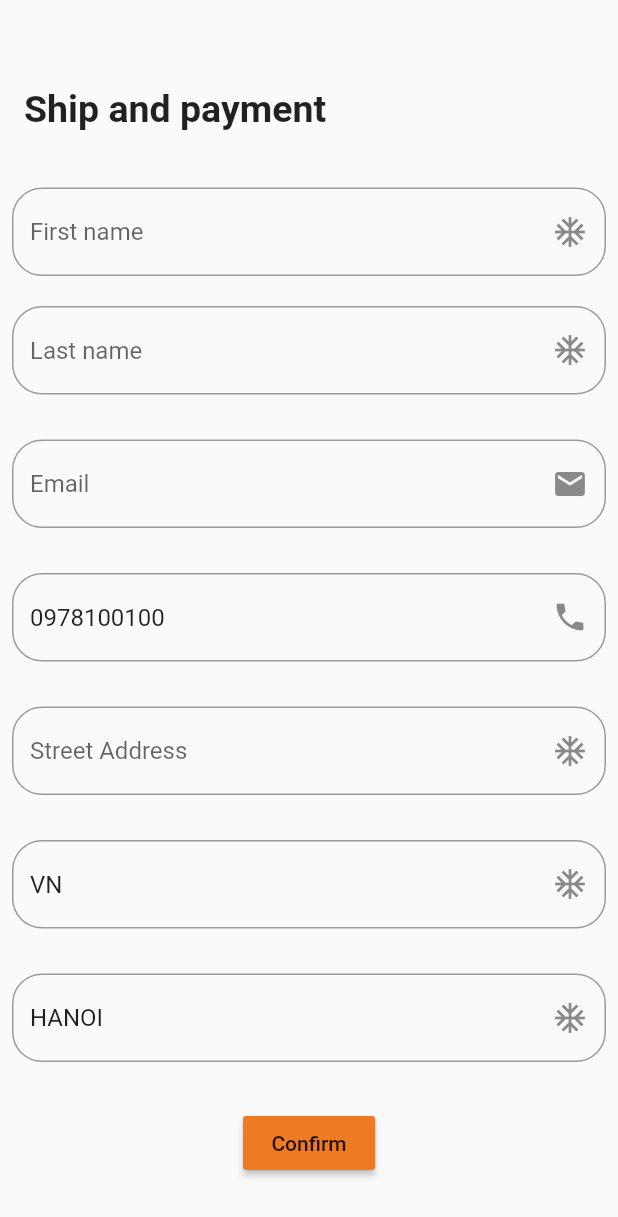
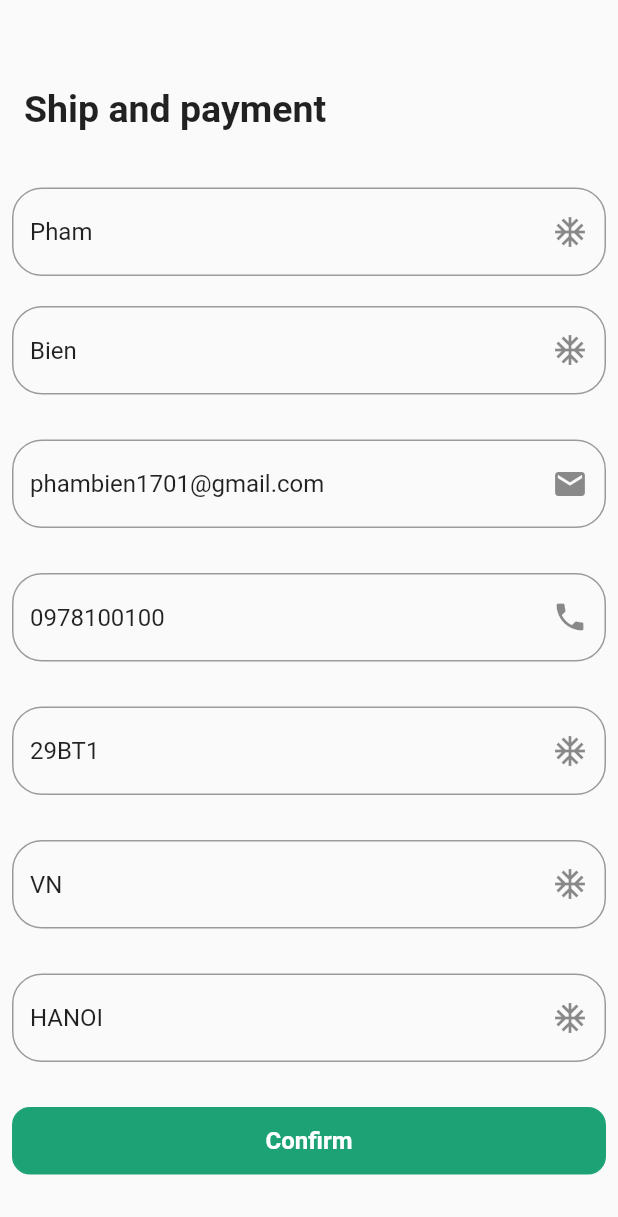
Before and after one commit to kakaphamno1/demo-ecommerce-mage, a Flutter app: the OrderConfirmPage screen opened directly, on a phone screen of 412 x 824 dp. Shown: the top 1217 px of the screen. Run offline on Flutter 3.47's test engine with Material 2 defaults, Android fonts, the phone set to English and light mode, and no system bars; our stand-ins replace cached_network_image, flutter_html, flutter_rating_bar, flutter_svg, flutter_swiper, like_button and 2 more; accounts and stored records are empty; network calls fail.

```diff
--- a/lib/configurations/clientConfig.dart
+++ b/lib/configurations/clientConfig.dart
@@ -3,7 +3,7 @@ import 'package:magento2_app/models/store.dart';
 class ClientConfigs {
   // Re-check if it can be assigned a new value as a global var
   static String baseURL = "http://magento2demo.firebearstudio.com/";
-  static const String accessToken = "pyjtes6qw6280bld0qwamtlbipvk20yp";
+  static  String accessToken = "";
   static const String version = "V1/";
   static const String requestType = "rest/";
   static const String storeID = "default/";
--- a/lib/pages/order_confirm_page.dart
+++ b/lib/pages/order_confirm_page.dart
@@ -8,6 +8,7 @@ import 'package:magento2_app/dataStorage/KeyValueStorage.dart';
 import 'package:magento2_app/models/billing_address_request.dart';
 import 'package:magento2_app/models/order_request.dart';
 import 'package:magento2_app/models/payment_method_request.dart';
+import 'package:magento2_app/widget/BadgeWidget.dart';
 
 class OrderConfirmPage extends StatefulWidget {
   @override
@@ -18,14 +19,15 @@ class _OrderConfirmPageState extends State<OrderConfirmPage> {
   final _formKey = GlobalKey<FormState>();
   late TextEditingController phoneNameCtl, firstNameCtl, lastNameCtl, emailCtl, streetAddressCtl, countryCtl, cityCtl;
   CancelableOperation? fetchingCreateOrder;
+  bool isLoading = false;
 
   @override
   void initState() {
     phoneNameCtl = TextEditingController(text: '0978100100');
-    firstNameCtl = TextEditingController();
-    lastNameCtl = TextEditingController();
-    emailCtl = TextEditingController();
-    streetAddressCtl = TextEditingController();
+    firstNameCtl = TextEditingController(text: 'Pham');
+    lastNameCtl = TextEditingController(text: 'Bien');
+    emailCtl = TextEditingController(text: 'phambien1701@gmail.com');
+    streetAddressCtl = TextEditingController(text: '29BT1');
     countryCtl = TextEditingController(text: 'VN');
     cityCtl = TextEditingController(text: 'HANOI');
     super.initState();
@@ -41,14 +43,8 @@ class _OrderConfirmPageState extends State<OrderConfirmPage> {
 
   @override
   Widget build(BuildContext context) {
-    double width = MediaQuery
-        .of(context)
-        .size
-        .width;
-    double height = MediaQuery
-        .of(context)
-        .size
-        .height;
+    double width = MediaQuery.of(context).size.width;
+    double height = MediaQuery.of(context).size.height;
     return Scaffold(
       body: Container(
         padding: EdgeInsets.fromLTRB(8, 50, 8, 0),
@@ -166,10 +162,10 @@ class _OrderConfirmPageState extends State<OrderConfirmPage> {
                 SizedBox(
                   height: 30.0,
                 ),
-                RaisedButton(
-                  child: Text('Confirm'),
-                  color: Color(0xffEE7B23),
-                  onPressed: () async {
+                NormalButton(context, text: 'Confirm', isOutLine: false, isLoading: isLoading, onTap: () async {
+                  setState(() {
+                    isLoading = true;
+                  });
                   OrderRequest orderRequest = OrderRequest();
                   // Shipping
                   orderRequest.email = emailCtl.text;
@@ -188,19 +184,12 @@ class _OrderConfirmPageState extends State<OrderConfirmPage> {
                   // Request api
                   String quoteID = await KeyValueStorage().getValueWithKey(PreferenceKeys.quoteGuestID);
                   fetchingCreateOrder = CancelableOperation.fromFuture(
-                        QuoteAPI().requestShippingInformation(quoteID, orderRequest).then((isSuccess) => {
-                        // setState(() {
-                        //   if (products != null) {
-                        //     lstCart = products;
-                        //   }
-                        //   isLoading = false;
-                        // })
-                        if(isSuccess){
+                      QuoteAPI().requestShippingInformation(quoteID, orderRequest).then((isSuccess) {
+                    if (isSuccess) {
                       showDialog(
                           context: context,
                           barrierDismissible: false,
-                            builder: (context) =>
-                                AlertDialog(
+                          builder: (context) => AlertDialog(
                                 title: Text("Success"),
                                 content: Text("Create order success"),
                                 actions: <Widget>[
@@ -211,11 +200,13 @@ class _OrderConfirmPageState extends State<OrderConfirmPage> {
                                     },
                                   )
                                 ],
-                                ))
+                              ));
+                      setState(() {
+                        isLoading = false;
+                      });
                     }
                   }));
-                  },
-                )
+                }),
               ],
             ),
           ),
```
Also changed, not shown: lib/apis/storeApi.dart (+20 -0 lines), lib/pages/loadingPage.dart (+26 -49 lines), lib/pages/productDetailsPage.dart (+16 -1 lines). Lines whose indentation alone changed are shown as unchanged.
